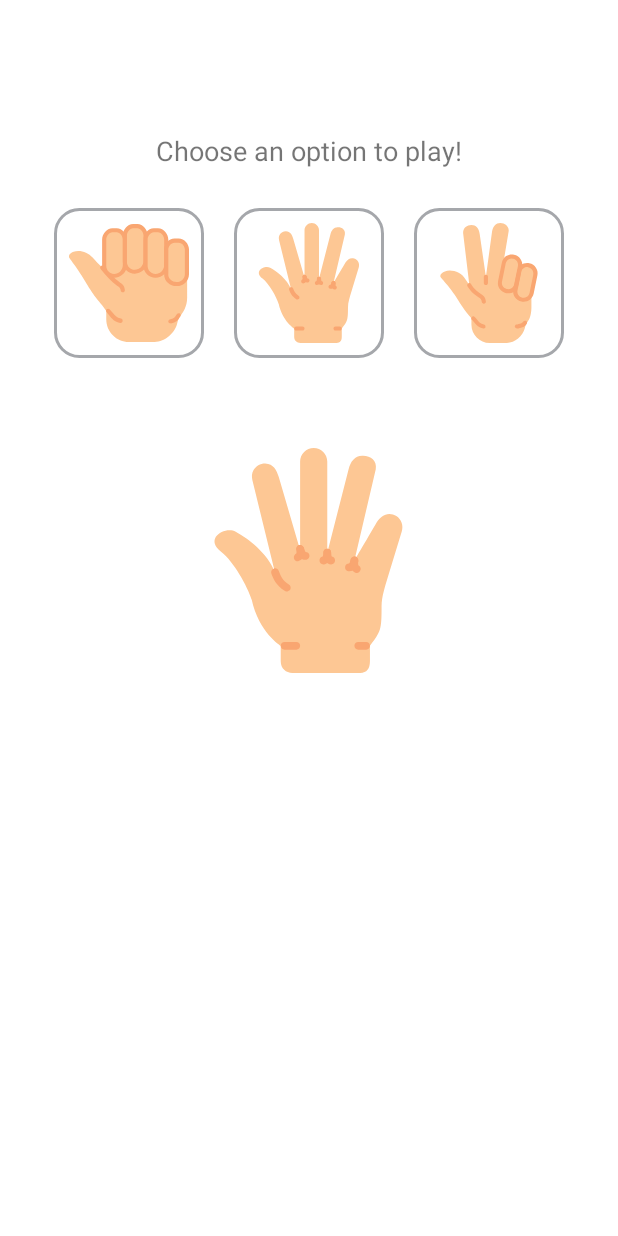
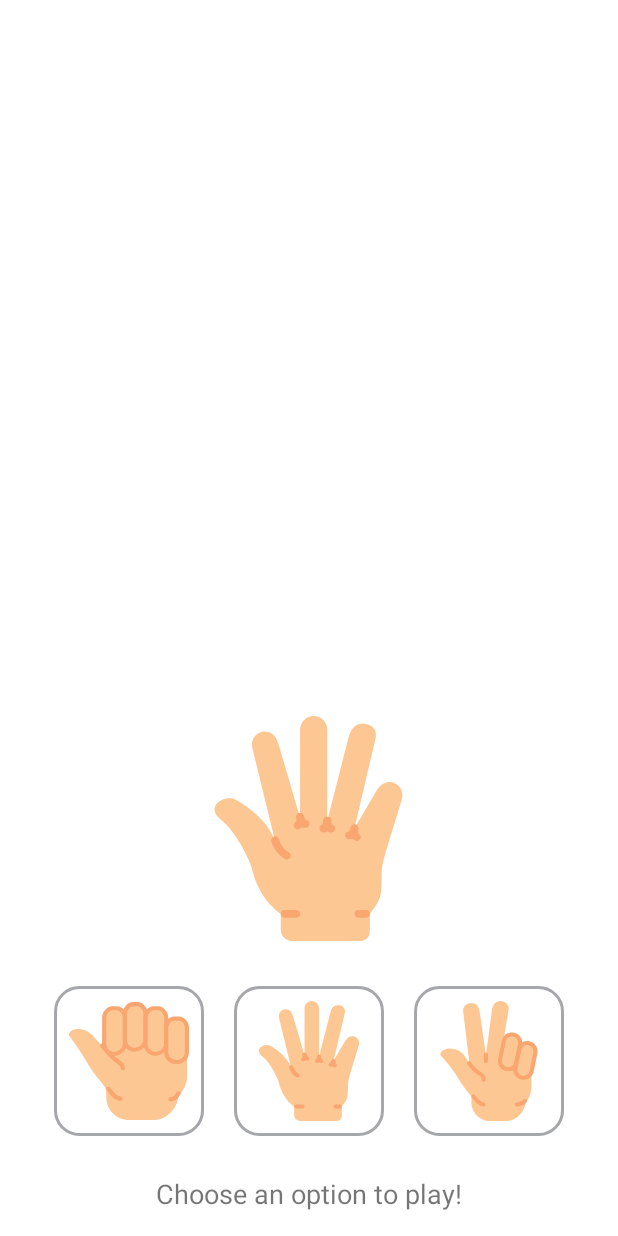
Before and after one commit to devstromo/rock-paper-scissors-kotlin-c, an Android app: the screen it shows after launch (MainActivity), on a phone screen of 412 x 824 dp. Run offline under Robolectric (Android 15) with nearby library versions, the phone set to English and light mode, and no system bars; 1 statement that could not run was skipped.

Commit message:
Rock Paper Scissors | update UI elements position

```diff
--- a/app/src/main/res/layout/activity_main.xml
+++ b/app/src/main/res/layout/activity_main.xml
@@ -8,14 +8,14 @@
     tools:context=".MainActivity">
 
     <TextView
-        android:id="@+id/titleText"
+        android:id="@+id/chooseOptionText"
         android:layout_width="wrap_content"
         android:layout_height="wrap_content"
         android:text="@string/option_to_play_title"
         android:textSize="18sp"
-        app:layout_constraintTop_toTopOf="parent"
         app:layout_constraintStart_toStartOf="parent"
         app:layout_constraintEnd_toEndOf="parent"
+        app:layout_constraintBottom_toBottomOf="parent"
         android:padding="16dp"
         android:layout_marginTop="16dp"/>
 
@@ -23,7 +23,7 @@
         android:id="@+id/buttonContainers"
         android:layout_width="match_parent"
         android:layout_height="wrap_content"
-        app:layout_constraintTop_toBottomOf="@id/titleText"
+        app:layout_constraintBottom_toTopOf="@+id/chooseOptionText"
         android:orientation="horizontal"
         android:gravity="center_horizontal">
         <ImageButton
@@ -68,7 +68,7 @@
         android:layout_marginTop="50dp"
         app:layout_constraintEnd_toEndOf="parent"
         app:layout_constraintStart_toStartOf="parent"
-        app:layout_constraintTop_toBottomOf="@id/buttonContainers" >
+        app:layout_constraintBottom_toTopOf="@id/buttonContainers" >
         <ImageView
             android:id="@+id/iconImageView"
             android:layout_width="150dp"
@@ -88,7 +88,7 @@
         android:textSize="18sp"
         app:layout_constraintEnd_toEndOf="parent"
         app:layout_constraintStart_toStartOf="parent"
-        app:layout_constraintTop_toBottomOf="@id/resultContainer" />
+        app:layout_constraintBottom_toTopOf="@+id/resultContainer" />
 
     <TextView
         android:id="@+id/gameResultText"
@@ -100,6 +100,6 @@
         android:textSize="18sp"
         app:layout_constraintEnd_toEndOf="parent"
         app:layout_constraintStart_toStartOf="parent"
-        app:layout_constraintTop_toBottomOf="@id/resultText" />
+        app:layout_constraintBottom_toTopOf="@id/resultText" />
 
 </androidx.constraintlayout.widget.ConstraintLayout>
```
